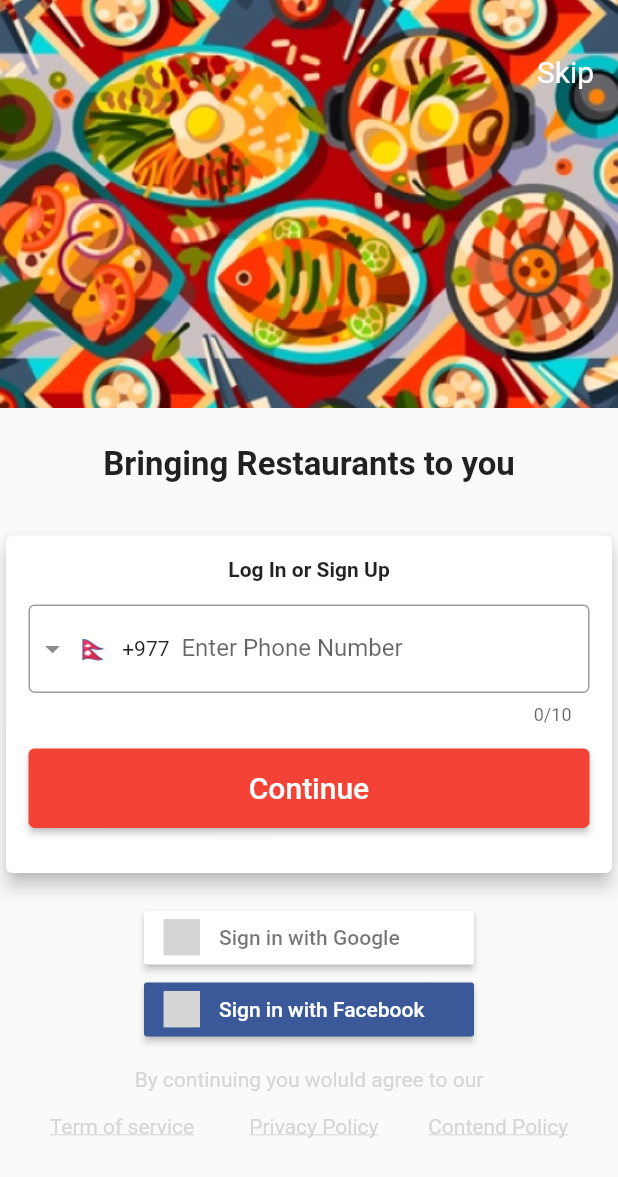
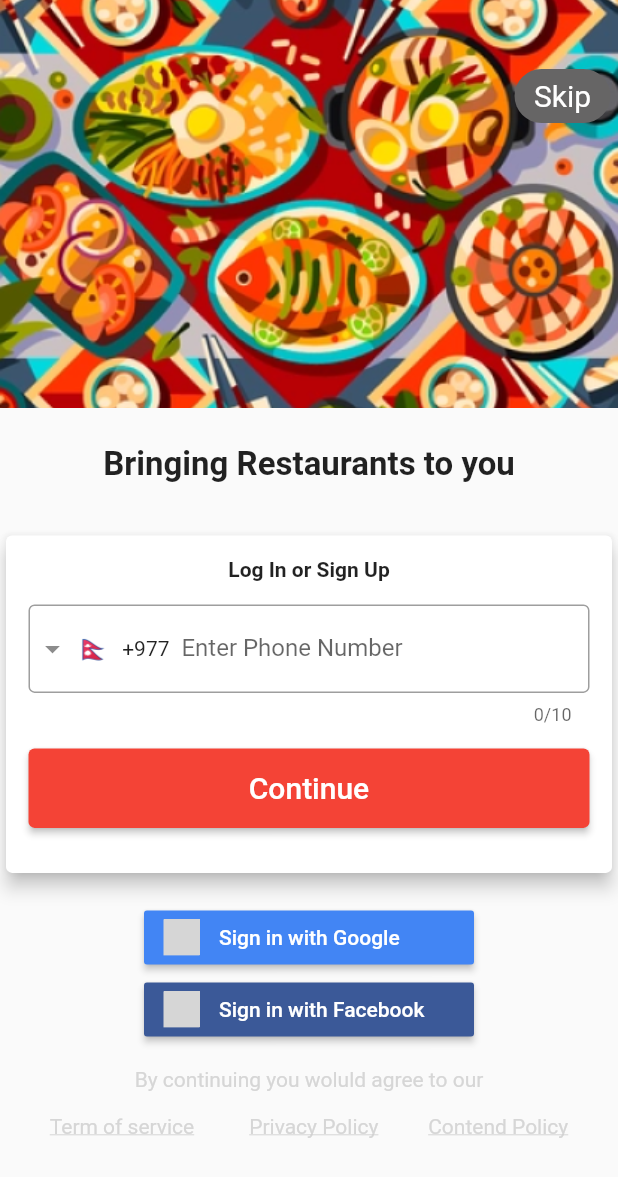
Before and after one commit to cygnus55/foodie, a Flutter app: the screen it shows after launch, on a phone screen of 412 x 824 dp. Shown: the top 1177 px of the screen. Run offline on Flutter 3.47's test engine with Material 2 defaults, Android fonts, the phone set to English and light mode, and no system bars; drawn by our look-alikes of intl_phone_field; our stand-ins replace flutter_signin_button; grey boxes are pictures that could not be loaded.

Commit message:
loginscreen design completed

```diff
--- a/frontend/foodie/lib/screens/login_screen.dart
+++ b/frontend/foodie/lib/screens/login_screen.dart
@@ -23,15 +23,16 @@ class _LoginScreenState extends State<LoginScreen> {
               child: Image.asset('assets/images/login.png', fit: BoxFit.cover),
             ),
             Container(
-              margin: EdgeInsets.fromLTRB(0, 20, 0, 0),
+              margin: const EdgeInsets.fromLTRB(0, 40,5,0),
               child: Align(
                 alignment: Alignment.topRight,
                 child: TextButton(
                       style: TextButton.styleFrom(
-                        padding: const EdgeInsets.all(16.0),
+                        padding: const EdgeInsets.all(3.0),
                         primary: Colors.white,
                         textStyle: const TextStyle(fontSize: 20),
-                        shadowColor: Color(0x666565),
+                        backgroundColor: const Color(0xFF666565),
+                        shape: RoundedRectangleBorder(borderRadius: BorderRadius.circular(25)),
                       ),
                       onPressed: () {},
                       child: const Text('Skip'),
@@ -67,6 +68,7 @@ class _LoginScreenState extends State<LoginScreen> {
                           ),
                           initialCountryCode: 'NP',
                           onChanged: (phone) {
+                              // ignore: avoid_print
                               print(phone.completeNumber);
                           },
                       )
@@ -89,7 +91,7 @@ class _LoginScreenState extends State<LoginScreen> {
                 const SizedBox(height: 15,),
 
             SignInButton(
-              Buttons.Google,
+              Buttons.GoogleDark,
               onPressed: () {},
               ),
             SignInButton(
```
